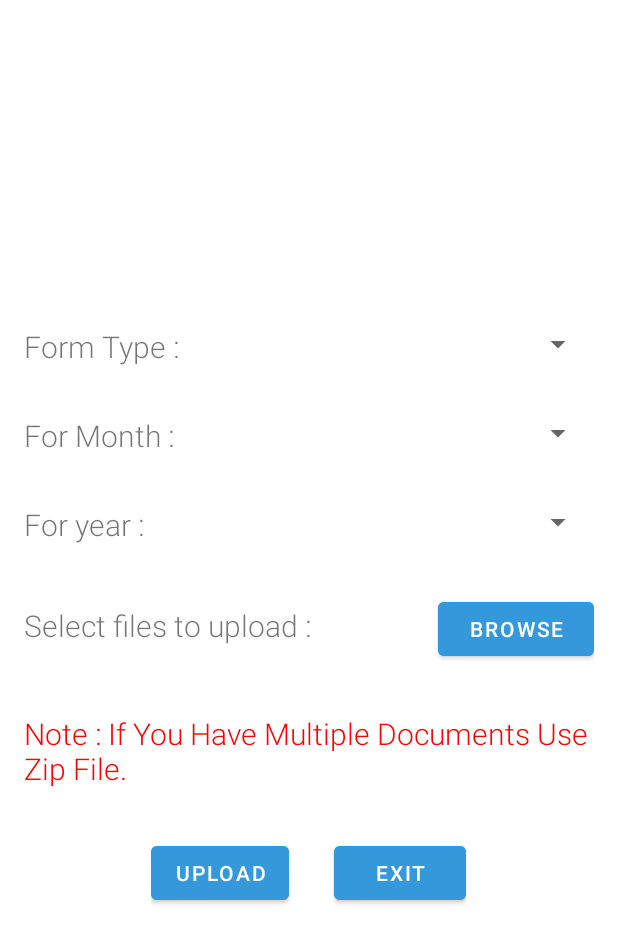
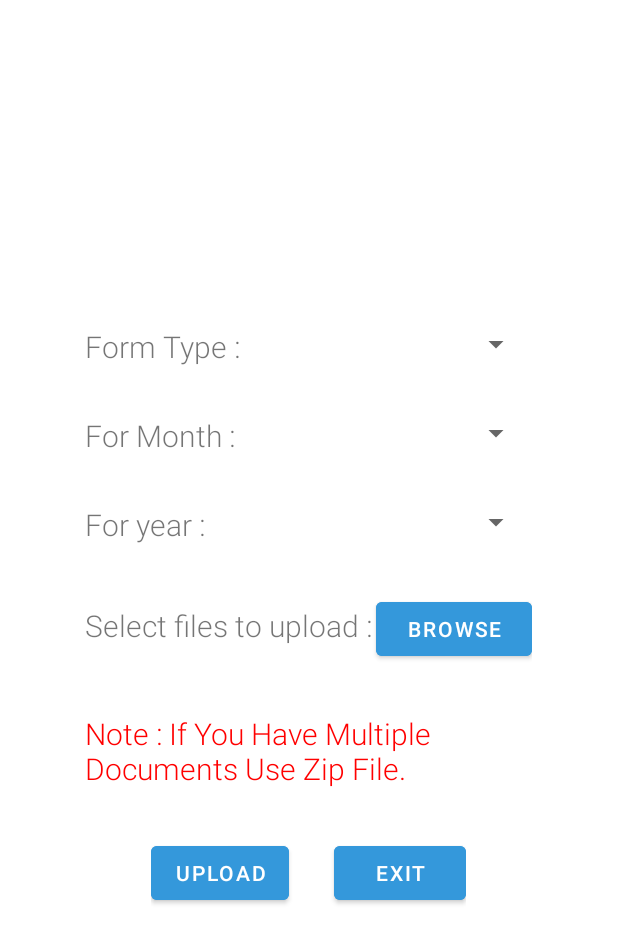
Before and after one commit to ashishav07/AccessComp, an Android app: the layout activity_documentupload.xml on its own in the app's theme, with its tools: preview values and no code run, on a phone screen of 412 x 824 dp. Shown: the top 943 px of the screen. Run offline under Robolectric (Android 15) with nearby library versions, the phone set to English and light mode, and no system bars.

Commit message:
action bar removed.

```diff
--- a/app/src/main/AndroidManifest.xml
+++ b/app/src/main/AndroidManifest.xml
@@ -8,8 +8,8 @@
         android:label="@string/app_name"
         android:roundIcon="@mipmap/ic_launcher_round"
         android:supportsRtl="true"
-        android:theme="@style/AppTheme">
-        <activity android:name=".WorkerEntry"></activity>
+        android:theme="@style/AppTheme.NoActionBar">
+        <activity android:name=".WorkerEntry" />
         <activity android:name=".RegisterActivity" />
         <activity android:name=".MainActivity" />
         <activity android:name=".LoginActivity">
@@ -19,7 +19,7 @@
                 <category android:name="android.intent.category.LAUNCHER" />
             </intent-filter>
         </activity>
-        <activity android:name=".documentupload"></activity>
+        <activity android:name=".documentupload" />
     </application>
 
 </manifest>
--- a/app/src/main/res/layout/activity_documentupload.xml
+++ b/app/src/main/res/layout/activity_documentupload.xml
@@ -10,9 +10,14 @@
     >
 
     <RelativeLayout
-        android:layout_width="match_parent"
-        android:layout_height="match_parent"
-        android:layout_weight="0.8"
+        android:layout_width="0dip"
+        android:layout_height="fill_parent"
+        android:layout_weight="0.10">
+    </RelativeLayout>
+    <RelativeLayout
+        android:layout_width="0dip"
+        android:layout_height="fill_parent"
+        android:layout_weight="0.80"
         >
 
         <LinearLayout
@@ -165,5 +170,10 @@
 
         </LinearLayout>
     </RelativeLayout>
+    <RelativeLayout
+        android:layout_width="0dip"
+        android:layout_height="fill_parent"
+        android:layout_weight="0.10">
+    </RelativeLayout>
 
 </LinearLayout>
```
